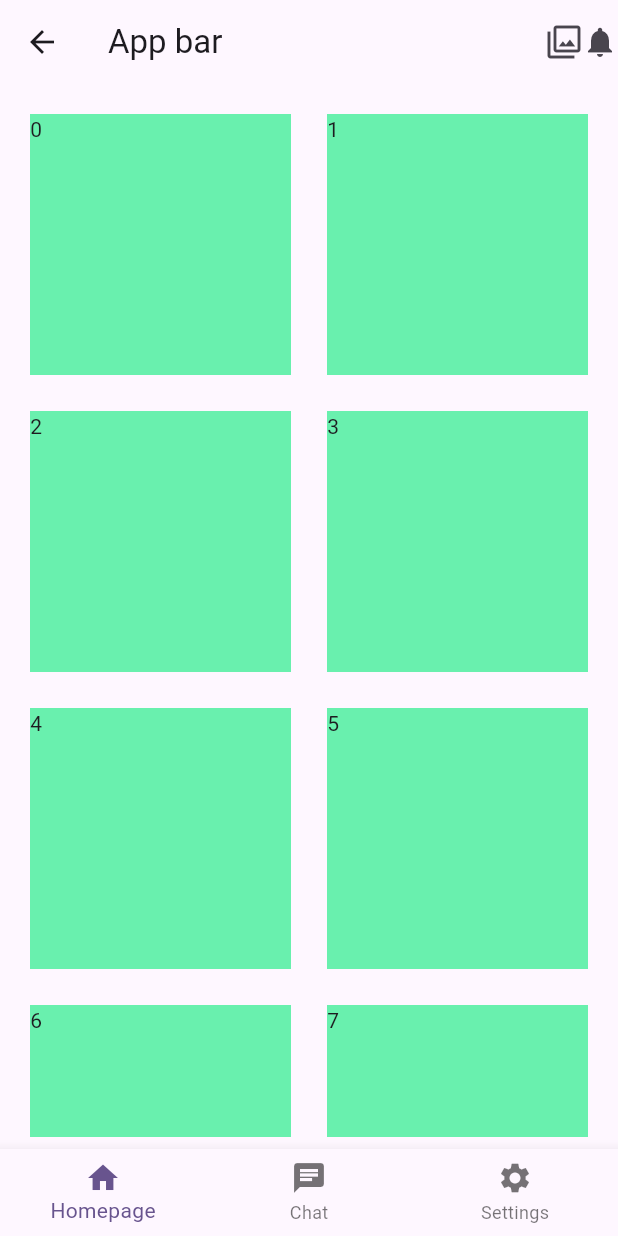
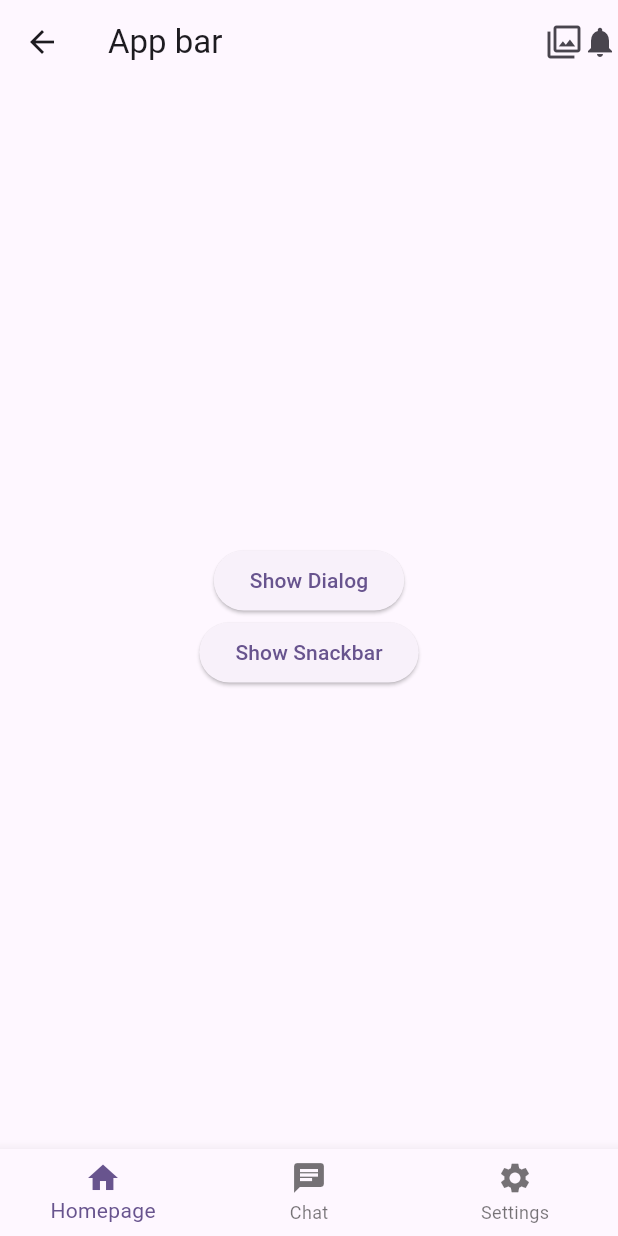
Before and after one commit to fradip12/darma-henwa-flutter, a Flutter app: the screen it shows after launch, on a phone screen of 412 x 824 dp. Run offline on Flutter 3.47's test engine with Material 3 defaults, Android fonts, the phone set to English and light mode, and no system bars.

Commit message:
session 3 : snackbar

```diff
--- a/lib/pages/home_page.dart
+++ b/lib/pages/home_page.dart
@@ -16,13 +16,12 @@ class HomePage extends StatelessWidget {
       ),
       body: Padding(
         padding: const EdgeInsets.all(8.0),
-        child: GridView.builder(
-          itemCount: 15,
-          gridDelegate:
-              SliverGridDelegateWithFixedCrossAxisCount(crossAxisCount: 2),
-          itemBuilder: (context, index) {
-            return GestureDetector(
-              onTap: () {
+        child: Center(
+          child: Column(
+            mainAxisAlignment: MainAxisAlignment.center,
+            children: [
+              ElevatedButton(
+                onPressed: () {
                   showDialog(
                     context: context,
                     builder: (context) {
@@ -39,13 +38,21 @@ class HomePage extends StatelessWidget {
                     },
                   );
                 },
-              child: Container(
-                margin: EdgeInsets.all(12),
-                color: Colors.greenAccent,
-                child: Text('$index'),
+                child: Text('Show Dialog'),
+              ),
+              ElevatedButton(
+                onPressed: () {
+                  ScaffoldMessenger.of(context).showSnackBar(
+                    SnackBar(
+                      content: Text('This is snackbar'),
+                      backgroundColor: Colors.red,
                     ),
                   );
                 },
+                child: Text('Show Snackbar'),
+              ),
+            ],
+          ),
         ),
       ),
       bottomNavigationBar: BottomNavigationBar(
```
Lines whose indentation alone changed are shown as unchanged.
